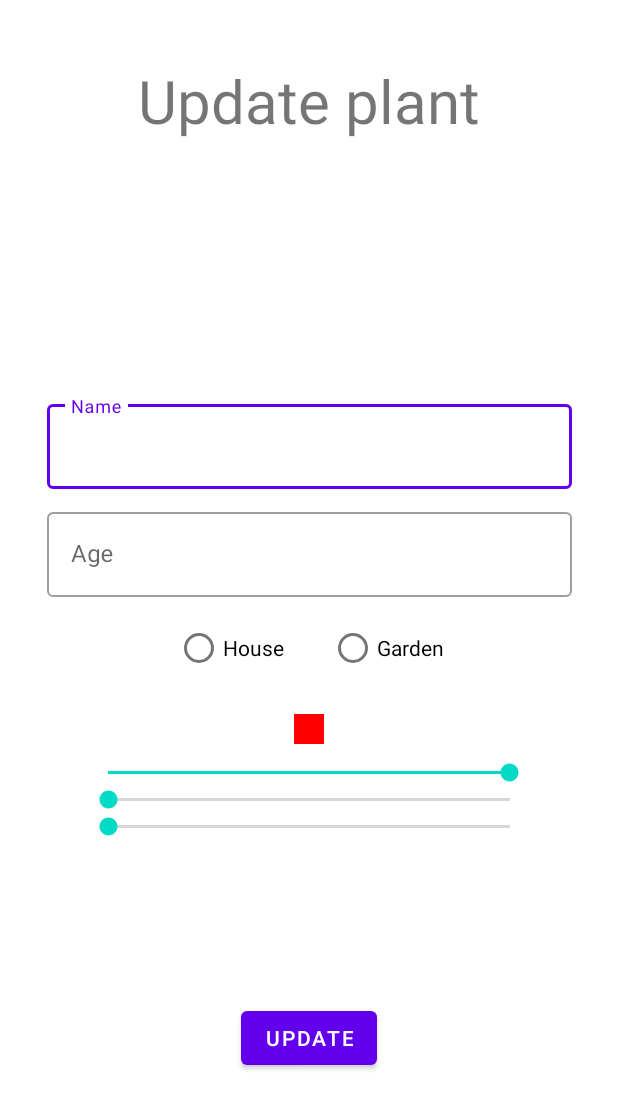
After one commit to Boguslawa-Tlolka/Android_uni_lab, an Android app: the layout fragment_update.xml on its own in the app's theme, with its tools: preview values and no code run, on a phone screen of 412 x 824 dp. The commit adds this screen. Shown: the top 1109 px of the screen. Run offline under Robolectric (Android 15) with nearby library versions, the phone set to English and light mode, and no system bars.

Commit message:
Update plant

```diff
--- a/android_lab/ex_06_room_database_crud/app/src/main/java/com/lab/android/database/Plant.kt
+++ b/android_lab/ex_06_room_database_crud/app/src/main/java/com/lab/android/database/Plant.kt
@@ -1,8 +1,11 @@
 package com.lab.android.database
 
+import android.os.Parcelable
 import androidx.room.Entity
 import androidx.room.PrimaryKey
+import kotlinx.android.parcel.Parcelize
 
+@Parcelize
 @Entity(tableName = "plant_table")
 data class Plant(
     @PrimaryKey(autoGenerate = true)
@@ -11,4 +14,4 @@ data class Plant(
     val age: Int?,
     val place: String,
     val color: Int?
-)
+): Parcelable
--- /dev/null
+++ b/android_lab/ex_06_room_database_crud/app/src/main/res/layout/fragment_update.xml
@@ -0,0 +1,145 @@
+<?xml version="1.0" encoding="utf-8"?>
+<androidx.constraintlayout.widget.ConstraintLayout xmlns:android="http://schemas.android.com/apk/res/android"
+    xmlns:tools="http://schemas.android.com/tools"
+    android:layout_width="match_parent"
+    android:layout_height="match_parent"
+    xmlns:app="http://schemas.android.com/apk/res-auto"
+    tools:context=".AddFragment">
+
+    <TextView
+        android:id="@+id/updateTitleTextView"
+        android:layout_width="wrap_content"
+        android:layout_height="wrap_content"
+        android:layout_marginTop="40dp"
+        android:text="@string/update_plant"
+        android:textSize="40sp"
+        app:layout_constraintEnd_toEndOf="parent"
+        app:layout_constraintStart_toStartOf="parent"
+        app:layout_constraintTop_toTopOf="parent" />
+
+    <com.google.android.material.textfield.TextInputLayout
+        android:id="@+id/updateNameOutlinedTextField"
+        style="@style/Widget.MaterialComponents.TextInputLayout.OutlinedBox"
+        android:layout_width="350dp"
+        android:layout_height="wrap_content"
+        android:gravity="top"
+        android:hint="@string/name"
+        android:layout_marginBottom="10dp"
+        app:layout_constraintBottom_toTopOf="@id/updateAgeOutlinedTextField"
+        app:layout_constraintEnd_toEndOf="parent"
+        app:layout_constraintStart_toStartOf="parent"
+        app:layout_constraintTop_toTopOf="parent"
+        app:layout_constraintVertical_chainStyle="packed" >
+
+        <com.google.android.material.textfield.TextInputEditText
+            android:layout_width="match_parent"
+            android:layout_height="match_parent"
+            android:inputType="text" />
+
+    </com.google.android.material.textfield.TextInputLayout>
+
+    <com.google.android.material.textfield.TextInputLayout
+        android:id="@+id/updateAgeOutlinedTextField"
+        style="@style/Widget.MaterialComponents.TextInputLayout.OutlinedBox"
+        android:layout_width="350dp"
+        android:layout_height="wrap_content"
+        android:gravity="top"
+        android:hint="@string/age"
+        android:layout_marginBottom="10dp"
+        app:layout_constraintBottom_toTopOf="@id/updatePlaceRadioGroup"
+        app:layout_constraintEnd_toEndOf="parent"
+        app:layout_constraintStart_toStartOf="parent"
+        app:layout_constraintTop_toBottomOf="@id/updateNameOutlinedTextField" >
+
+        <com.google.android.material.textfield.TextInputEditText
+            android:layout_width="match_parent"
+            android:layout_height="match_parent"
+            android:inputType="number" />
+
+    </com.google.android.material.textfield.TextInputLayout>
+
+    <RadioGroup
+        android:id="@+id/updatePlaceRadioGroup"
+        android:layout_width="250dp"
+        android:layout_height="wrap_content"
+        android:orientation="horizontal"
+        android:gravity="center"
+        app:layout_constraintBottom_toTopOf="@id/updateColorTextView"
+        app:layout_constraintEnd_toEndOf="parent"
+        app:layout_constraintStart_toStartOf="parent"
+        app:layout_constraintTop_toBottomOf="@id/updateAgeOutlinedTextField">
+
+        <RadioButton
+            android:id="@+id/updateHouseRadioButton"
+            android:layout_width="wrap_content"
+            android:layout_height="wrap_content"
+            android:layout_marginEnd="30dp"
+            android:text="@string/house"/>
+
+        <RadioButton
+            android:id="@+id/updateGardenRadioButton"
+            android:layout_width="wrap_content"
+            android:layout_height="wrap_content"
+            android:text="@string/garden" />
+
+    </RadioGroup>
+
+    <TextView
+        android:id="@+id/updateColorTextView"
+        android:layout_width="20dp"
+        android:layout_height="20dp"
+        android:background="#FF0000"
+        android:layout_marginTop="20dp"
+        android:layout_marginBottom="10dp"
+        app:layout_constraintBottom_toTopOf="@id/updateRedSeekBar"
+        app:layout_constraintEnd_toEndOf="parent"
+        app:layout_constraintStart_toStartOf="parent"
+        app:layout_constraintTop_toBottomOf="@id/updatePlaceRadioGroup"/>
+
+    <SeekBar
+        android:id="@+id/updateRedSeekBar"
+        android:max="255"
+        android:progress="255"
+        android:tag="0"
+        android:layout_width="300dp"
+        android:layout_height="wrap_content"
+        app:layout_constraintStart_toStartOf="parent"
+        app:layout_constraintEnd_toEndOf="parent"
+        app:layout_constraintTop_toBottomOf="@id/updateColorTextView"
+        app:layout_constraintBottom_toTopOf="@id/updateGreenSeekBar"/>
+
+    <SeekBar
+        android:id="@+id/updateGreenSeekBar"
+        android:max="255"
+        android:progress="0"
+        android:tag="1"
+        android:layout_width="300dp"
+        android:layout_height="wrap_content"
+        app:layout_constraintStart_toStartOf="parent"
+        app:layout_constraintEnd_toEndOf="parent"
+        app:layout_constraintTop_toBottomOf="@id/updateRedSeekBar"
+        app:layout_constraintBottom_toTopOf="@id/updateBlueSeekBar"/>
+
+    <SeekBar
+        android:id="@+id/updateBlueSeekBar"
+        android:max="255"
+        android:progress="0"
+        android:tag="2"
+        android:layout_width="300dp"
+        android:layout_height="wrap_content"
+        app:layout_constraintStart_toStartOf="parent"
+        app:layout_constraintEnd_toEndOf="parent"
+        app:layout_constraintTop_toBottomOf="@id/updateGreenSeekBar"
+        app:layout_constraintBottom_toBottomOf="parent" />
+
+    <Button
+        android:id="@+id/updateButton"
+        android:layout_width="wrap_content"
+        android:layout_height="wrap_content"
+        android:text="@string/update"
+        app:layout_constraintBottom_toBottomOf="parent"
+        app:layout_constraintStart_toStartOf="parent"
+        app:layout_constraintEnd_toEndOf="parent"
+        app:layout_constraintTop_toBottomOf="@id/updateBlueSeekBar" />
+
+</androidx.constraintlayout.widget.ConstraintLayout>
--- a/android_lab/ex_06_room_database_crud/app/src/main/res/values/strings.xml
+++ b/android_lab/ex_06_room_database_crud/app/src/main/res/values/strings.xml
@@ -9,4 +9,6 @@
     <string name="house">House</string>
     <string name="garden">Garden</string>
     <string name="add">Add</string>
+    <string name="update">Update</string>
+    <string name="update_plant">Update plant</string>
 </resources>
```
Also changed, not shown: android_lab/ex_06_room_database_crud/app/src/main/java/com/lab/android/database/PlantAdapter.kt (+9 -0 lines), android_lab/ex_06_room_database_crud/app/src/main/java/com/lab/android/database/UpdateFragment.kt (added, +169 -0 lines), android_lab/ex_06_room_database_crud/app/src/main/res/navigation/nav_graph.xml (+14 -0 lines).
